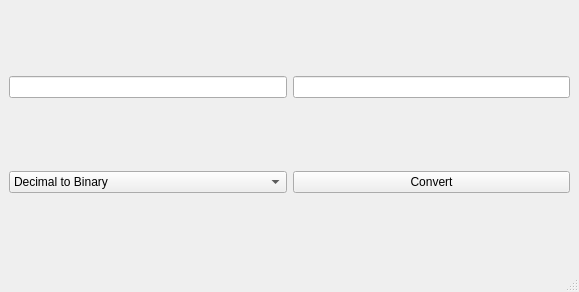
First picture: the form in mainwindow.ui, repository NazakatUmrani/Number-System-Converter-with-Big-Numbers-Handling-GUI-Qt, before the edit.
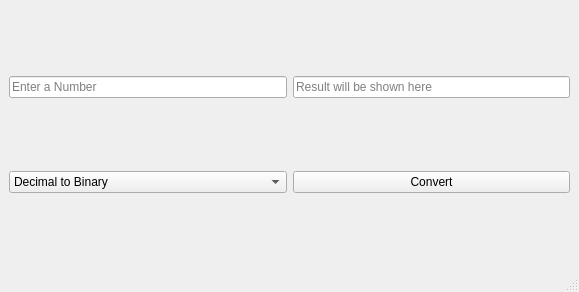
Second picture: the form after the edit.

Commit message: Bugs Fixed, History num increasing but no history is being saved in history.txt

```diff
--- a/mainwindow.ui
+++ b/mainwindow.ui
@@ -22,6 +22,9 @@
         <property name="text">
          <string/>
         </property>
+        <property name="placeholderText">
+         <string>Enter a Number</string>
+        </property>
        </widget>
       </item>
       <item row="0" column="1">
@@ -32,6 +35,9 @@
         <property name="readOnly">
          <bool>true</bool>
         </property>
+        <property name="placeholderText">
+         <string>Result will be shown here</string>
+        </property>
        </widget>
       </item>
       <item row="1" column="0">
```
The commit also changes 2 other files.
